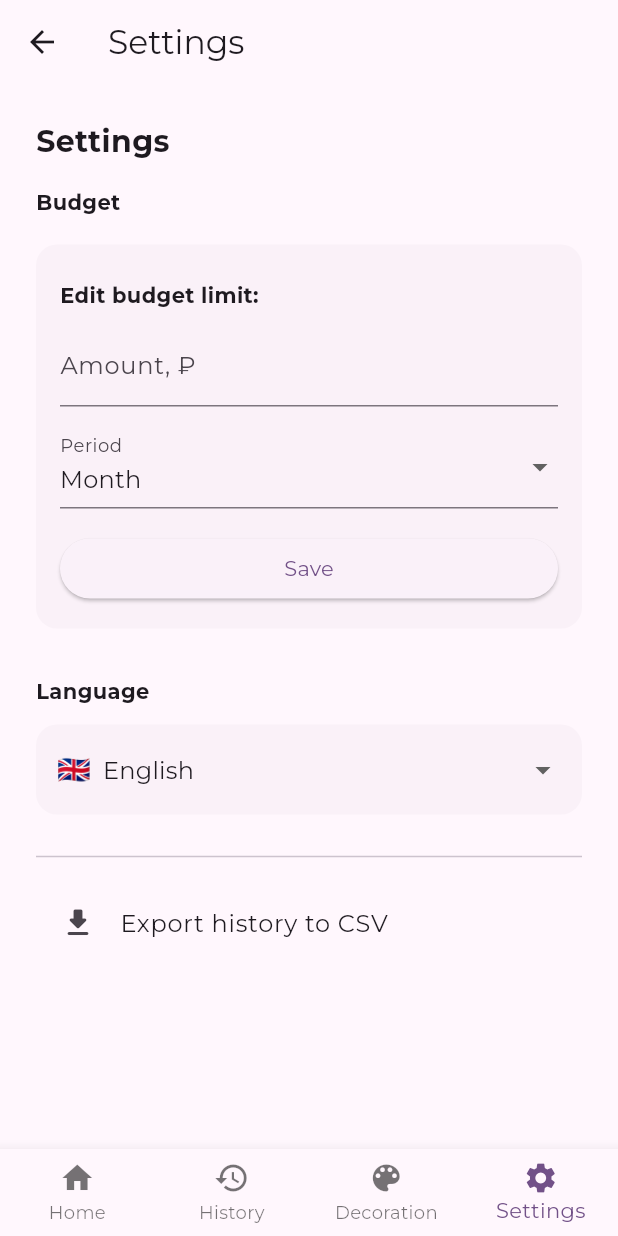
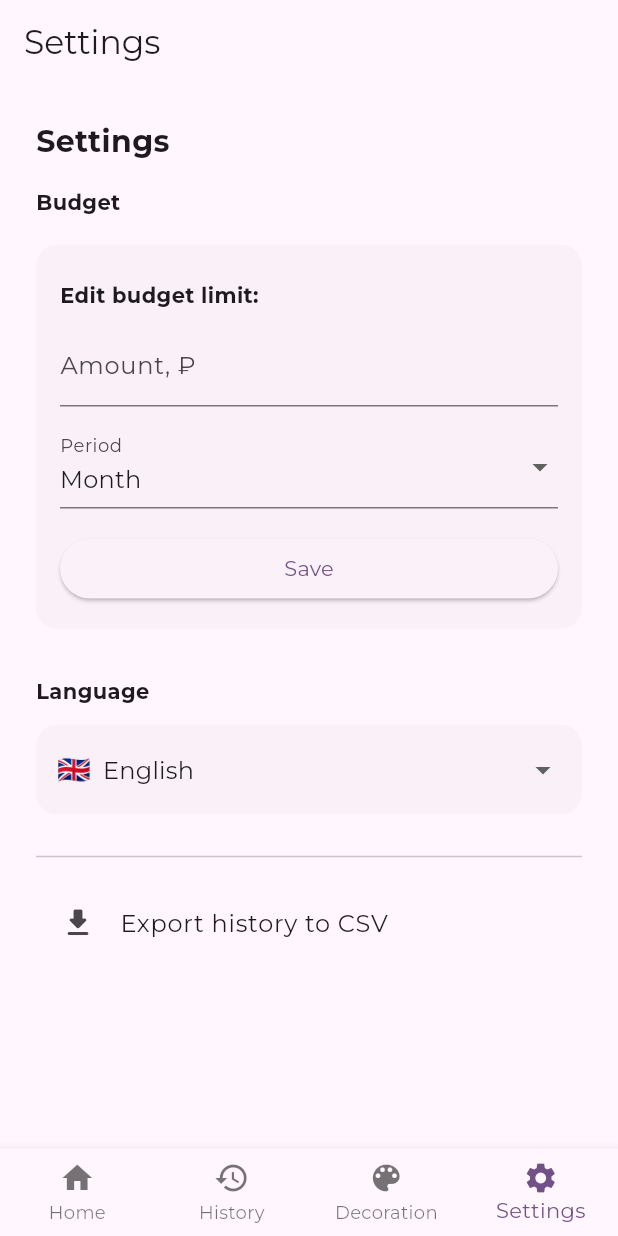
Before and after one commit to gm116/MoneyTama, a Flutter app: the MainScaffold screen opened by its route, item 4 of the bottom bar chosen, on a phone screen of 412 x 824 dp. Run offline on Flutter 3.47's test engine with Material 3 defaults, Android fonts, the phone set to English and light mode, and no system bars; our stand-ins replace csv, flutter_bloc, flutter_svg, get_it, share_plus, shared_preferences and 1 more; accounts and stored records are empty; generated files the repository leaves out were written again.

Commit message:
upd: убрал стрелку навигации в шапке

```diff
--- a/lib/l10n/app_ru.arb
+++ b/lib/l10n/app_ru.arb
@@ -39,7 +39,7 @@
   "history": "История",
   "history_no_operations": "Нет операций",
   "streak_title": "Серия",
-  "streak_info": "Вы посещаете {days} дней подряд!",
+  "streak_info": "Дней в приложении подряд: {days}!",
   "streak_continue": "Так держать!",
   "details": "Детали",
   "settings_language": "Язык",
--- a/lib/presentation/screens/main_scaffold.dart
+++ b/lib/presentation/screens/main_scaffold.dart
@@ -43,6 +43,7 @@ class _MainScaffoldState extends State<MainScaffold> {
 
     return Scaffold(
       appBar: AppBar(
+        automaticallyImplyLeading: false,
         title: Text(
           _currentIndex == 0
               ? l10n.main_home
--- a/lib/presentation/screens/settings_screen.dart
+++ b/lib/presentation/screens/settings_screen.dart
@@ -231,7 +231,7 @@ class _SettingsScreenState extends State<SettingsScreen> {
         const Divider(height: 32),
         ListTile(
           leading: const Icon(Icons.download_rounded),
-          title: Text(l10n.export_csv), // Локализовано!
+          title: Text(l10n.export_csv),
           onTap: () async {
             final operationsList = await getIt<GetOperationsUseCase>().execute();
             if (operationsList.isNotEmpty) {
```
Also changed, not shown: lib/presentation/screens/budget_screen.dart (deleted, +0 -145 lines).
